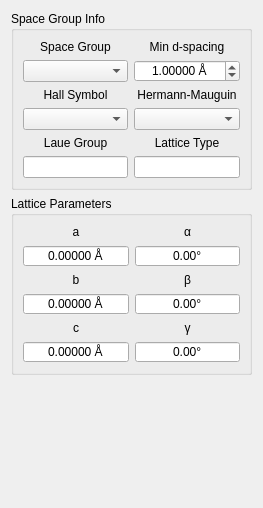
HEXRD/hexrdgui, file hexrd/ui/resources/ui/material_editor_widget.ui: the form before one commit.
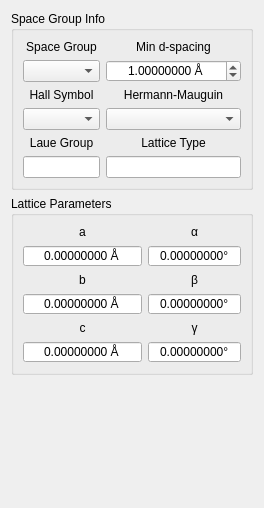
The form after the commit. Custom widgets are drawn as their Qt base class.

Commit message:
Use ScientificDoubleSpinBox in materials panel
This also allows for a higher precision, up to 8 decimal places for
the properties modified.

Diff of the .ui file:
```diff
--- a/hexrd/ui/resources/ui/material_editor_widget.ui
+++ b/hexrd/ui/resources/ui/material_editor_widget.ui
@@ -226,13 +226,13 @@
            <string> Å</string>
           </property>
           <property name="decimals">
-           <number>5</number>
+           <number>8</number>
           </property>
           <property name="minimum">
            <double>0.000010000000000</double>
           </property>
           <property name="maximum">
-           <double>1000.000000000000000</double>
+           <double>100000.000000000000000</double>
           </property>
           <property name="singleStep">
            <double>0.100000000000000</double>
@@ -319,8 +319,11 @@
           <property name="suffix">
            <string>°</string>
           </property>
+          <property name="decimals">
+           <number>8</number>
+          </property>
           <property name="maximum">
-           <double>180.000000000000000</double>
+           <double>360.000000000000000</double>
           </property>
          </widget>
         </item>
@@ -339,10 +342,10 @@
            <string> Å</string>
           </property>
           <property name="decimals">
-           <number>5</number>
+           <number>8</number>
           </property>
           <property name="maximum">
-           <double>1000.000000000000000</double>
+           <double>1000000.000000000000000</double>
           </property>
          </widget>
         </item>
@@ -393,8 +396,11 @@
           <property name="suffix">
            <string>°</string>
           </property>
+          <property name="decimals">
+           <number>8</number>
+          </property>
           <property name="maximum">
-           <double>180.000000000000000</double>
+           <double>360.000000000000000</double>
           </property>
          </widget>
         </item>
@@ -432,10 +438,10 @@
            <string> Å</string>
           </property>
           <property name="decimals">
-           <number>5</number>
+           <number>8</number>
           </property>
           <property name="maximum">
-           <double>1000.000000000000000</double>
+           <double>1000000.000000000000000</double>
           </property>
          </widget>
         </item>
@@ -454,10 +460,10 @@
            <string> Å</string>
           </property>
           <property name="decimals">
-           <number>5</number>
+           <number>8</number>
           </property>
           <property name="maximum">
-           <double>1000.000000000000000</double>
+           <double>1000000.000000000000000</double>
           </property>
          </widget>
         </item>
@@ -475,8 +481,11 @@
           <property name="suffix">
            <string>°</string>
           </property>
+          <property name="decimals">
+           <number>8</number>
+          </property>
           <property name="maximum">
-           <double>180.000000000000000</double>
+           <double>360.000000000000000</double>
           </property>
          </widget>
         </item>
@@ -500,6 +509,13 @@
    </item>
   </layout>
  </widget>
+ <customwidgets>
+  <customwidget>
+   <class>ScientificDoubleSpinBox</class>
+   <extends>QDoubleSpinBox</extends>
+   <header>scientificspinbox.h</header>
+  </customwidget>
+ </customwidgets>
  <tabstops>
   <tabstop>space_group</tabstop>
   <tabstop>hall_symbol</tabstop>
```
Left out of the diff: 14 changed lines with no effect on the pictures. The commit also changes 1 other file.
